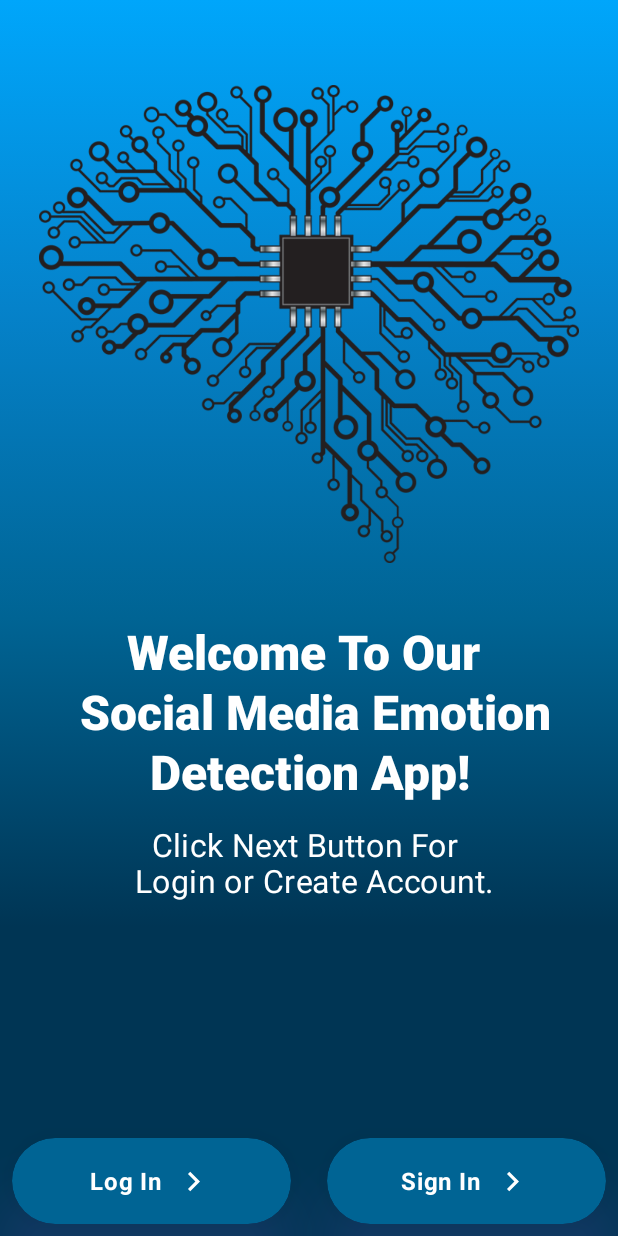
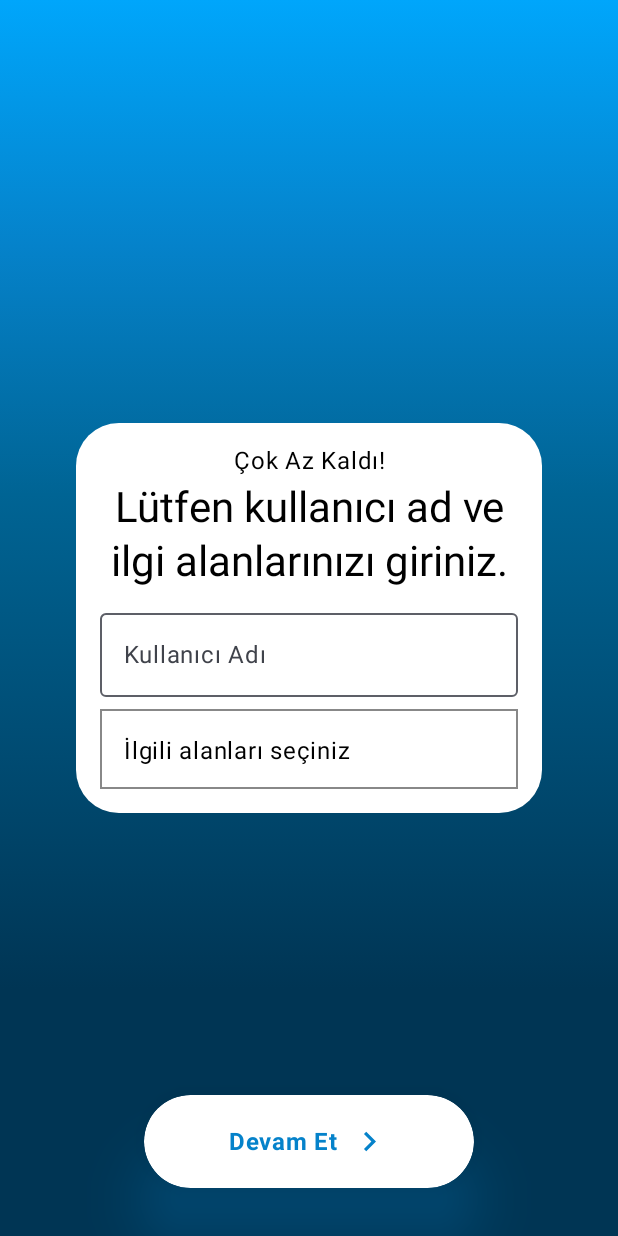
Before and after one commit to HuseyinBlk/SocialMediaEmotionDetection, an Android app built with Jetpack Compose: the screen it shows after launch (MainActivity), on a phone screen of 412 x 824 dp. Run offline under Robolectric (Android 15) with nearby library versions, the phone set to English and light mode, and no system bars; our stand-ins replace Dagger/Hilt's generated code, Firebase (no records; nobody signed in at launch, a user with empty details on screens opened directly).

Commit message:
GetUserNameScreen

```diff
--- a/app/src/main/java/com/hope/socialmediaemotiondetection/view/Login/LoginScreen.kt
+++ b/app/src/main/java/com/hope/socialmediaemotiondetection/view/Login/LoginScreen.kt
@@ -46,6 +46,7 @@ import androidx.compose.ui.unit.sp
 import androidx.navigation.NavController
 import com.hope.socialmediaemotiondetection.R
 import com.hope.socialmediaemotiondetection.view.components.ActionButton
+import com.hope.socialmediaemotiondetection.view.components.Message
 import com.hope.socialmediaemotiondetection.view.ui.theme.DarkTextColor
 import com.hope.socialmediaemotiondetection.view.ui.theme.renk1
 import com.hope.socialmediaemotiondetection.view.ui.theme.renk2
@@ -83,7 +84,9 @@ fun LoginScreen(
         Spacer(modifier = Modifier.height(32.dp))
         Message(
             title = "Welcome Back !",
-            subtitle = "Please Login."
+            subtitle = "Please Login.",
+            textColor = Color.White,
+            fontWeight = FontWeight.Normal
         )
         Spacer(modifier = Modifier.height(70.dp))
 
@@ -144,34 +147,7 @@ fun LoginScreen(
     }
 }
 
-@Composable
-private fun Message(
-    modifier: Modifier=Modifier,
-    title: String,
-    subtitle : String
-){
-    Column (
-        modifier = modifier,
-        verticalArrangement = Arrangement.spacedBy(4.dp)
-    ){
-        Text(
-            text = title,
-            modifier = Modifier.fillMaxWidth(),
-            textAlign = TextAlign.Center,
-            style = MaterialTheme.typography.bodyLarge,
-            color = Color.White,
-            fontWeight = FontWeight.Medium
-            )
-        Text(
-            text = subtitle,
-            modifier = Modifier.fillMaxWidth(),
-            textAlign = TextAlign.Center,
-            style = MaterialTheme.typography.headlineMedium,
-            color = Color.White,
-            fontWeight = FontWeight.Black
-        )
-    }
-}
+
 
 @Composable
 private fun InputField(
--- a/app/src/main/java/com/hope/socialmediaemotiondetection/view/MainActivity.kt
+++ b/app/src/main/java/com/hope/socialmediaemotiondetection/view/MainActivity.kt
@@ -1,5 +1,6 @@
 package com.hope.socialmediaemotiondetection.view
 
+import GetUsernameScreen
 import android.os.Bundle
 import androidx.activity.ComponentActivity
 import androidx.activity.compose.setContent
@@ -8,6 +9,7 @@ import androidx.navigation.compose.NavHost
 import androidx.navigation.compose.composable
 import androidx.navigation.compose.rememberNavController
 import com.google.firebase.auth.FirebaseAuth
+import com.hope.socialmediaemotiondetection.model.user.User
 import com.hope.socialmediaemotiondetection.view.Home.MainScreen
 import com.hope.socialmediaemotiondetection.view.Info.InfoScreen
 import com.hope.socialmediaemotiondetection.view.Login.LoginScreen
@@ -22,6 +24,7 @@ class MainActivity : ComponentActivity() {
         enableEdgeToEdge()
         setContent {
             SocialMediaEmotionDetectionTheme {
+                /*
                 val firebaseAuth = FirebaseAuth.getInstance()
                 val navController = rememberNavController()
                 NavHost(navController, startDestination = if (firebaseAuth.currentUser != null) "mainScreen" else "infoScreen" ) {
@@ -37,9 +40,9 @@ class MainActivity : ComponentActivity() {
                     composable("registerScreen"){
                         RegistrationScreen(navController = navController)
                     }
-
-
                 }
+                */
+                GetUsernameScreen()
             }
         }
     }
--- /dev/null
+++ b/app/src/main/java/com/hope/socialmediaemotiondetection/view/components/Message.kt
@@ -0,0 +1,45 @@
+package com.hope.socialmediaemotiondetection.view.components
+
+import androidx.compose.foundation.layout.Arrangement
+import androidx.compose.foundation.layout.Column
+import androidx.compose.foundation.layout.fillMaxWidth
+import androidx.compose.material3.MaterialTheme
+import androidx.compose.material3.Text
+import androidx.compose.runtime.Composable
+import androidx.compose.ui.Modifier
+import androidx.compose.ui.graphics.Color
+import androidx.compose.ui.text.font.FontWeight
+import androidx.compose.ui.text.style.TextAlign
+import androidx.compose.ui.unit.dp
+
+@Composable
+fun Message(
+    modifier: Modifier=Modifier,
+    title: String,
+    subtitle : String,
+    textColor : Color,
+    fontWeight: FontWeight
+){
+    Column (
+        modifier = modifier,
+        verticalArrangement = Arrangement.spacedBy(4.dp)
+    ){
+        Text(
+            text = title,
+            modifier = Modifier.fillMaxWidth(),
+            textAlign = TextAlign.Center,
+            style = MaterialTheme.typography.bodyLarge,
+            color = textColor,
+            fontWeight = fontWeight
+        )
+        Text(
+            text = subtitle,
+            modifier = Modifier.fillMaxWidth(),
+            textAlign = TextAlign.Center,
+            style = MaterialTheme.typography.headlineMedium,
+            color = textColor,
+            fontWeight = fontWeight
+
+        )
+    }
+}
--- /dev/null
+++ b/app/src/main/java/com/hope/socialmediaemotiondetection/view/registration/GetUsernameScreen.kt
@@ -0,0 +1,144 @@
+
+import android.widget.Toast
+import androidx.compose.foundation.background
+import androidx.compose.foundation.border
+import androidx.compose.foundation.clickable
+import androidx.compose.foundation.layout.Box
+import androidx.compose.foundation.layout.Column
+import androidx.compose.foundation.layout.PaddingValues
+import androidx.compose.foundation.layout.Row
+import androidx.compose.foundation.layout.Spacer
+import androidx.compose.foundation.layout.fillMaxHeight
+import androidx.compose.foundation.layout.fillMaxSize
+import androidx.compose.foundation.layout.fillMaxWidth
+import androidx.compose.foundation.layout.height
+import androidx.compose.foundation.layout.padding
+import androidx.compose.foundation.shape.RoundedCornerShape
+import androidx.compose.material3.ButtonDefaults
+import androidx.compose.material3.Checkbox
+
+import androidx.compose.material3.DropdownMenu
+import androidx.compose.material3.DropdownMenuItem
+import androidx.compose.material3.OutlinedTextField
+import androidx.compose.material3.Text
+import androidx.compose.runtime.Composable
+import androidx.compose.runtime.mutableStateOf
+import androidx.compose.runtime.remember
+import androidx.compose.ui.Alignment
+import androidx.compose.ui.Modifier
+import androidx.compose.ui.graphics.Color
+import androidx.compose.ui.unit.dp
+import androidx.compose.runtime.*
+import androidx.compose.ui.graphics.Brush
+import androidx.compose.ui.text.font.FontWeight
+import com.hope.socialmediaemotiondetection.model.result.Resource
+import com.hope.socialmediaemotiondetection.view.components.ActionButton
+import com.hope.socialmediaemotiondetection.view.ui.theme.renk1
+import com.hope.socialmediaemotiondetection.view.ui.theme.renk2
+import com.hope.socialmediaemotiondetection.view.ui.theme.renk3
+import com.hope.socialmediaemotiondetection.view.ui.theme.renk4
+import com.hope.socialmediaemotiondetection.view.components.Message
+import com.hope.socialmediaemotiondetection.view.ui.theme.renk5
+
+
+@Composable
+fun GetUsernameScreen() {
+    val interests = listOf("Teknoloji", "Sanat", "Spor", "Bilim", "Edebiyat")
+    var expanded by remember { mutableStateOf(false) }
+    //seçilen ilgi alanları için liste
+    val selectedInterests = remember { mutableStateMapOf<String, Boolean>() }
+    Box(modifier = Modifier
+        .background(
+            brush = Brush.verticalGradient(
+                0f to renk1,
+                0.20f to renk2,
+                0.4f to renk3,
+                0.8f to renk4,
+
+                )
+        )
+        .fillMaxSize()
+        .padding(16.dp)
+        ,
+        contentAlignment = Alignment.Center
+    )
+    {
+
+        Column(
+            modifier = Modifier
+                .background(Color.White, shape = RoundedCornerShape(11))
+                .padding(16.dp)
+                .fillMaxWidth(0.8f)
+                .fillMaxHeight(0.3f)
+        )
+        {
+            Message(
+                title = "Çok Az Kaldı!",
+                subtitle = "Lütfen kullanıcı ad ve ilgi alanlarınızı giriniz.",
+                textColor = Color.Black,
+                fontWeight = FontWeight.Normal
+            )
+            OutlinedTextField(
+                value = "",
+                onValueChange = {},
+                label = { Text("Kullanıcı Adı") },
+                modifier = Modifier
+                    .fillMaxWidth()
+                    .padding(vertical = 8.dp)
+            )
+
+            Box(
+                modifier = Modifier
+                    .fillMaxWidth()
+                    .border(1.dp, Color.Gray)
+                    .clickable { expanded = true }
+                    .padding(16.dp)
+            )
+            {
+                Text(text = if (selectedInterests.filterValues { it }
+                        .isEmpty()) "İlgili alanları seçiniz" else selectedInterests.filterValues { it }.keys.joinToString())
+
+                DropdownMenu(
+                    expanded = expanded,
+                    onDismissRequest = { expanded = false }
+                ) {
+                    interests.forEach { interest ->
+                        DropdownMenuItem(
+                            onClick = {
+                                selectedInterests[interest] =
+                                    !(selectedInterests[interest] ?: false)
+                            },
+                            text = {
+                            Row {
+                                Checkbox(
+                                    checked = selectedInterests[interest] ?: false,
+                                    onCheckedChange = {
+                                        selectedInterests[interest] = it
+                                    }
+                                )
+                                Text(text = interest, modifier = Modifier.padding(start = 8.dp))
+                            }
+                        }
+                        )
+                    }
+                }
+            }
+        }
+        // ActionButton, Column dışında ve beyaz kutunun altına yerleştirildi
+        ActionButton(
+            text = "Devam Et",
+            isNavigationArrowVisible = true,
+            onClicked = {
+                // Tıklama işlemi burada işlenir
+            },
+            colors = ButtonDefaults.buttonColors(
+                containerColor = Color.White,
+                contentColor = renk2
+            ),
+            shadowColor = renk2,
+            modifier = Modifier
+                .align(Alignment.BottomCenter)
+                .padding(horizontal = 80.dp, vertical = 16.dp) // Butonun hizalaması ve padding
+        )
+    }
+}
```
